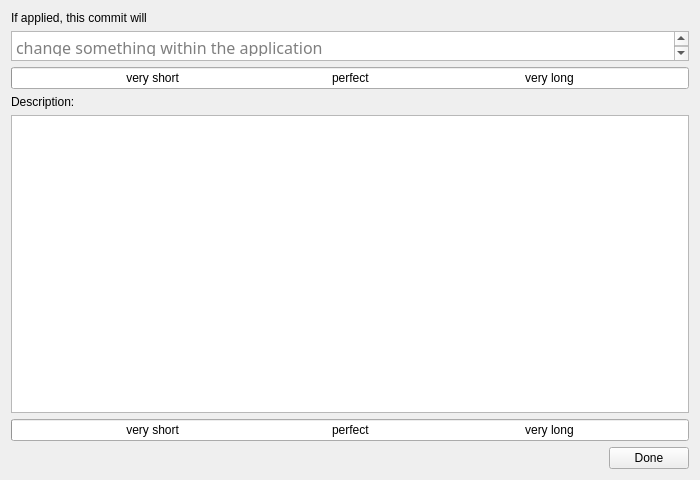
Old version of the form commit-ed-gui/mainwindow.ui in the repository jacob3141/commit-ed.
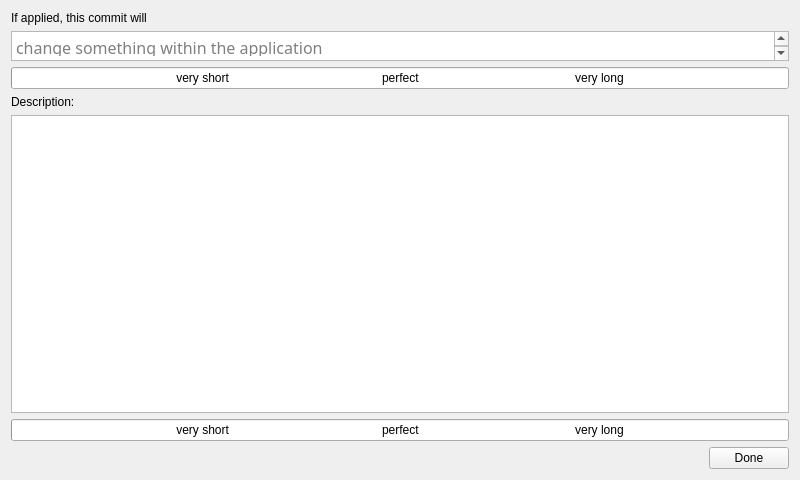
New version of the form. Icons and pictures are not drawn.

Commit message: Make the editor window broader

Patch:
```diff
--- a/commit-ed-gui/mainwindow.ui
+++ b/commit-ed-gui/mainwindow.ui
@@ -9,19 +9,19 @@
    <rect>
     <x>0</x>
     <y>0</y>
-    <width>700</width>
+    <width>800</width>
     <height>480</height>
    </rect>
   </property>
   <property name="minimumSize">
    <size>
-    <width>700</width>
+    <width>800</width>
     <height>480</height>
    </size>
   </property>
   <property name="maximumSize">
    <size>
-    <width>700</width>
+    <width>800</width>
     <height>480</height>
    </size>
   </property>
```
The commit also changes 1 other file.
